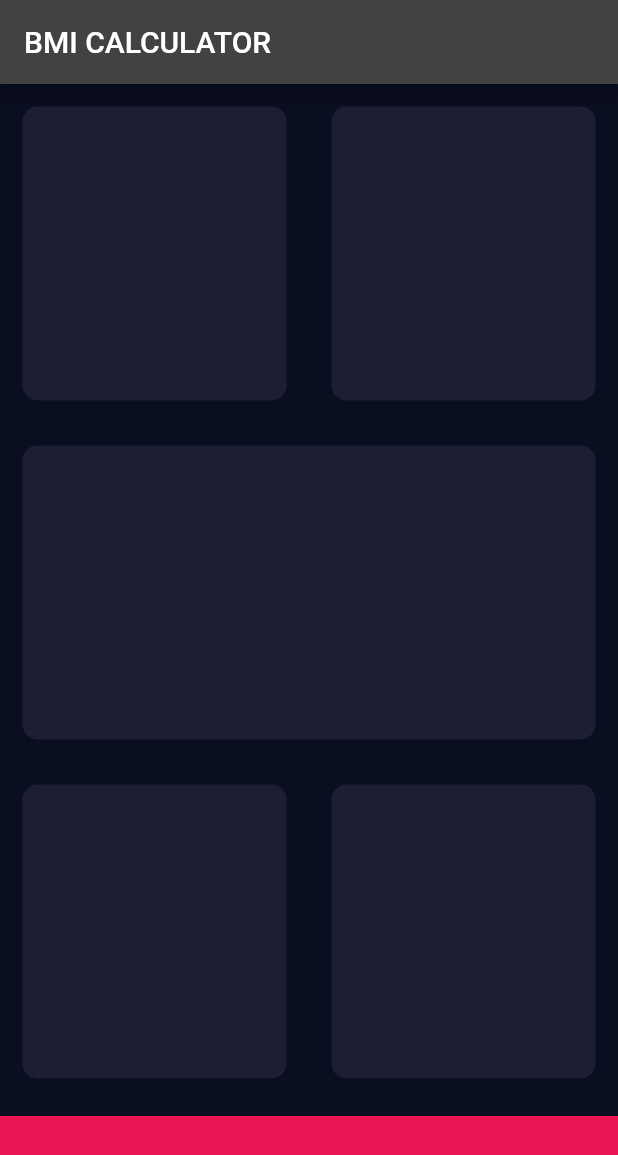
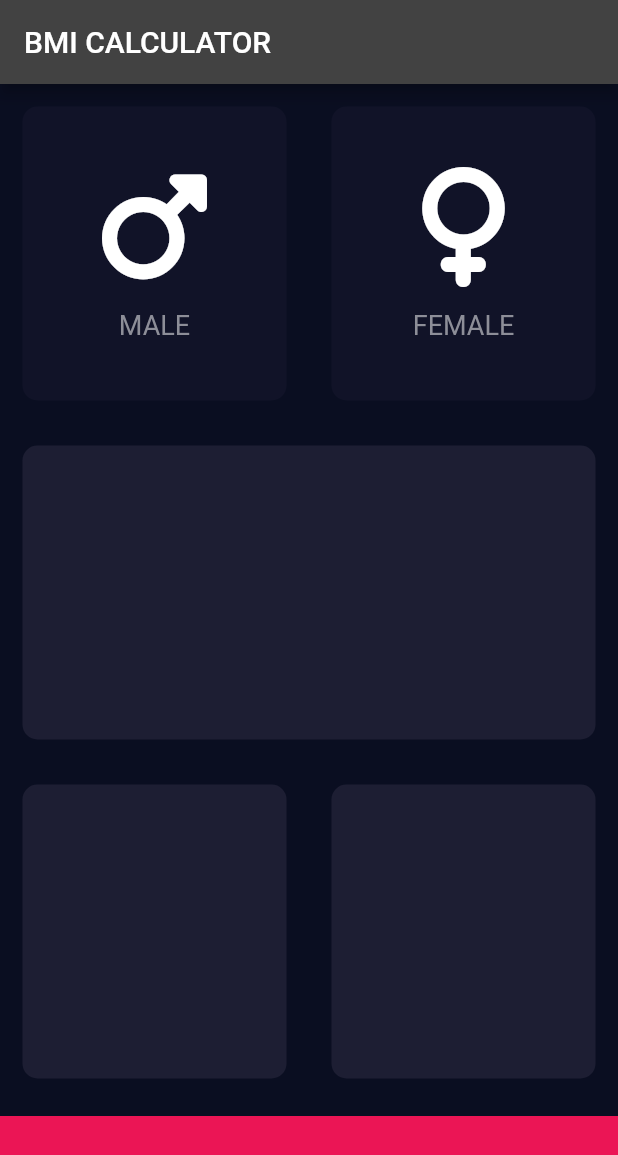
Before and after one commit to ssk-karna/bmi-calculator, a Flutter app: the screen it shows after launch, on a phone screen of 412 x 824 dp. Shown: the top 1155 px of the screen. Run offline on Flutter 3.47's test engine with Material 2 defaults, Android fonts, the phone set to English and light mode, and no system bars; our stand-ins replace font_awesome_flutter.

Commit message:
Added Selection for Male/female cards

```diff
--- /dev/null
+++ b/lib/icon_content.dart
@@ -0,0 +1,26 @@
+import 'package:flutter/material.dart';
+
+const labelTextStyle = TextStyle(
+    color: Color(0xFF8D8E98),
+    fontSize: 18.0
+);
+
+class IconContent extends StatelessWidget {
+
+  IconContent(this.icon,this.label);
+
+  final IconData icon;
+  final String label;
+
+  @override
+  Widget build(BuildContext context) {
+    return Column(
+      mainAxisAlignment: MainAxisAlignment.center,
+      children: <Widget>[
+        Icon(icon, size: 80.0),
+        SizedBox(height: 15.0,),
+        Text( label ,style: labelTextStyle)
+      ],
+    );
+  }
+}
--- a/lib/input_page.dart
+++ b/lib/input_page.dart
@@ -1,7 +1,11 @@
 import 'package:flutter/material.dart';
+import 'package:font_awesome_flutter/font_awesome_flutter.dart';
+import 'reusable_card.dart';
+import 'icon_content.dart';
 
-const activeCardColor = Color( 0xFF1D1E33);
-const bottomContainerColour = Color( 0xFFEB1555);
+const activeCardColor = Color(0xFF1D1E33);
+const inactiveCardColor = Color(0xFF111328);
+const bottomContainerColour = Color(0xFFEB1555);
 const bottomContainerHeight = 80.0;
 
 class InputPage extends StatefulWidget {
@@ -10,6 +14,28 @@ class InputPage extends StatefulWidget {
 }
 
 class _InputPageState extends State<InputPage> {
+  Color maleColorCard = inactiveCardColor;
+  Color femaleColorCard = inactiveCardColor;
+
+  void updateColor(int gender) {
+    if (gender == 1) {
+      if (maleColorCard == inactiveCardColor) {
+        maleColorCard = activeCardColor;
+        femaleColorCard = inactiveCardColor;
+      } else {
+        maleColorCard = inactiveCardColor;
+      }
+    }
+    if (gender == 2) {
+      if (femaleColorCard == inactiveCardColor) {
+        femaleColorCard = activeCardColor;
+        maleColorCard = inactiveCardColor;
+      } else {
+        femaleColorCard = inactiveCardColor;
+      }
+    }
+  }
+
   @override
   Widget build(BuildContext context) {
     return Scaffold(
@@ -17,45 +43,60 @@ class _InputPageState extends State<InputPage> {
         title: Text('BMI CALCULATOR'),
       ),
       body: Column(
-        children : <Widget>[
+        children: <Widget>[
           Expanded(
             child: Row(
               children: <Widget>[
                 Expanded(
-                  child: ReusableCard(colour :activeCardColor),
+                  child: GestureDetector(
+                    onTap: () {
+                      setState(() {
+                        updateColor(1);
+                      });
+                    },
+                    child: ReusableCard(
+                        colour: maleColorCard,
+                        cardChild: IconContent(FontAwesomeIcons.mars, 'MALE')),
+                  ),
                 ),
                 Expanded(
-                  child: ReusableCard(colour :activeCardColor),
+                    child: GestureDetector(
+                  onTap: () {
+                    setState(() {
+                      updateColor(2);
+                    });
+                  },
+                  child: ReusableCard(
+                      colour: femaleColorCard,
+                      cardChild: IconContent(FontAwesomeIcons.venus, 'FEMALE')),
+                )),
+              ],
+            ),
+          ),
+          Expanded(
+            child: Row(
+              children: <Widget>[
+                Expanded(
+                  child: ReusableCard(colour: activeCardColor),
                 ),
               ],
             ),
           ),
-
           Expanded(
             child: Row(
               children: <Widget>[
                 Expanded(
-    child: ReusableCard(colour :activeCardColor),
-    ),
-    ],
-    ),
-    ),
-
-    Expanded(
-    child: Row(
-    children: <Widget>[
-      Expanded(
-    child: ReusableCard(colour :activeCardColor),
+                  child: ReusableCard(colour: activeCardColor),
                 ),
                 Expanded(
-    child: ReusableCard(colour :activeCardColor),
+                  child: ReusableCard(colour: activeCardColor),
                 ),
               ],
             ),
           ),
           Container(
             color: bottomContainerColour,
-            margin: EdgeInsets.only(top:10),
+            margin: EdgeInsets.only(top: 10),
             width: double.infinity,
             height: bottomContainerHeight,
           )
@@ -64,20 +105,3 @@ class _InputPageState extends State<InputPage> {
     );
   }
 }
-
-class ReusableCard extends StatelessWidget {
-
-  ReusableCard({@required this.colour});
-  final Color? colour;
-
-  @override
-  Widget build(BuildContext context) {
-    return Container(
-          margin: EdgeInsets.all(15.0),
-      decoration : BoxDecoration(
-        color : colour,
-        borderRadius: BorderRadius.circular(10.0),
-        ),
-    );
-  }
-}
--- /dev/null
+++ b/lib/reusable_card.dart
@@ -0,0 +1,19 @@
+import 'package:flutter/material.dart';
+
+class ReusableCard extends StatelessWidget {
+  ReusableCard({required this.colour, this.cardChild});
+  final Color colour;
+  final Widget? cardChild;
+
+  @override
+  Widget build(BuildContext context) {
+    return Container(
+      child: cardChild,
+      margin: EdgeInsets.all(15.0),
+      decoration: BoxDecoration(
+        color: colour,
+        borderRadius: BorderRadius.circular(10.0),
+      ),
+    );
+  }
+}
```
Also changed, not shown: pubspec.yaml (+1 -52 lines), pubspec.lock. Lines whose indentation alone changed are shown as unchanged.
